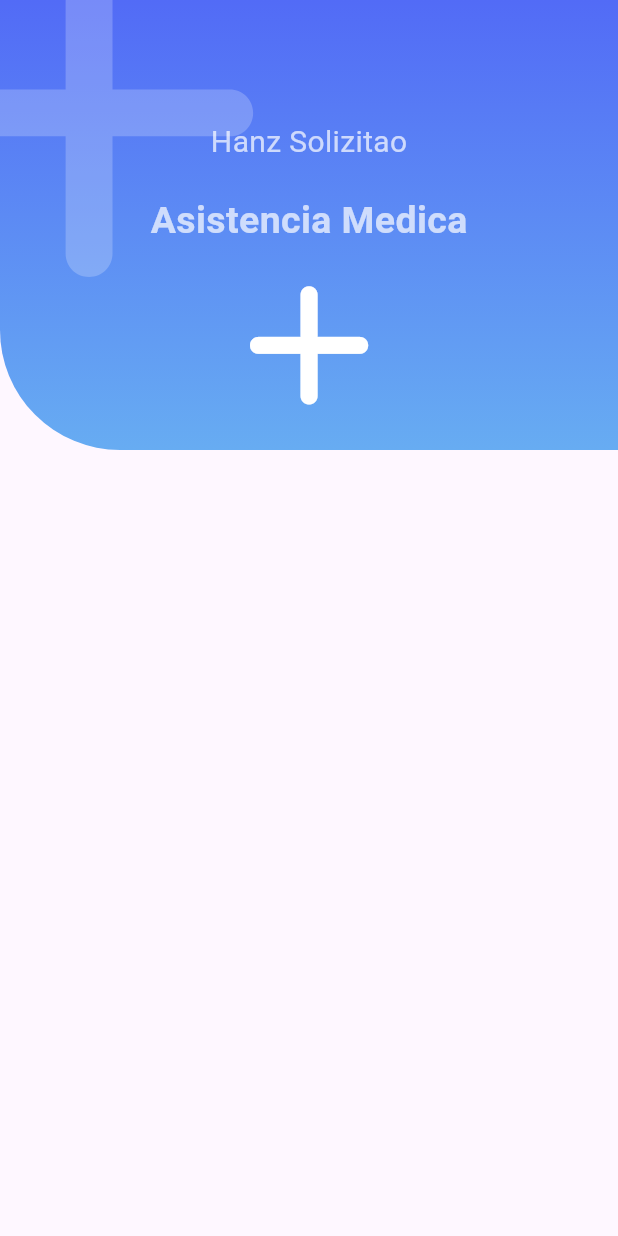
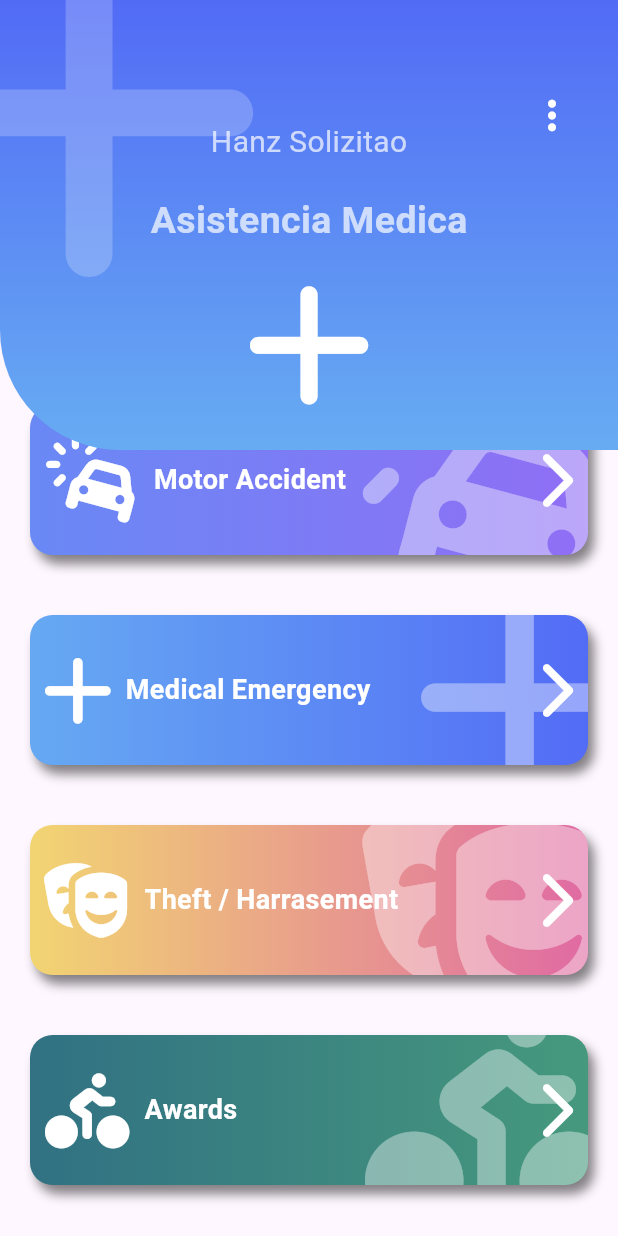
Before and after one commit to rddeveloper2019/prof_design_app, a Flutter app: the EmergencyPage screen opened directly, on a phone screen of 412 x 824 dp. Run offline on Flutter 3.47's test engine with Material 3 defaults, Android fonts, the phone set to English and light mode, and no system bars; our stand-ins replace animate_do, flutter_svg, font_awesome_flutter.

Commit message:
emergency layout complete

```diff
--- a/lib/main.dart
+++ b/lib/main.dart
@@ -6,6 +6,7 @@ import 'package:prof_design_app/src/pages/headers_page.dart';
 import 'package:prof_design_app/src/pages/pinterest_page.dart';
 import 'package:prof_design_app/src/pages/radial_progress_page.dart';
 import 'package:prof_design_app/src/pages/slide_show_page.dart';
+import 'package:prof_design_app/src/pages/slivers_page.dart';
 
 void main() {
   runApp(const MyApp());
@@ -20,7 +21,7 @@ class MyApp extends StatelessWidget {
       debugShowCheckedModeBanner: false,
       title: 'Professional Designs App',
       theme: ThemeData(colorScheme: .fromSeed(seedColor: Colors.deepPurple)),
-      home: EmergencyPage(),
+      home: SliversPage(),
     );
   }
 }
--- /dev/null
+++ b/lib/src/datasources/tomb_buttons.dart
@@ -0,0 +1,174 @@
+import 'package:flutter/material.dart';
+import 'package:font_awesome_flutter/font_awesome_flutter.dart';
+import 'package:prof_design_app/src/widgets/tomb_button.dart';
+
+final tombButtons = <TombButton>[
+  TombButton(
+    onPress: () {},
+    icon: FontAwesomeIcons.carBurst,
+    name: 'Motor Accident',
+    color1: Color(0xff6989F5),
+    color2: Color(0xff906EF5),
+  ),
+  TombButton(
+    onPress: () {},
+    icon: FontAwesomeIcons.plus,
+    name: 'Medical Emergency',
+    color1: Color(0xff66A9F2),
+    color2: Color(0xff536CF6),
+  ),
+  TombButton(
+    onPress: () {},
+    icon: FontAwesomeIcons.masksTheater,
+    name: 'Theft / Harrasement',
+    color1: Color(0xffF2D572),
+    color2: Color(0xffE06AA3),
+  ),
+  TombButton(
+    onPress: () {},
+    icon: FontAwesomeIcons.personBiking,
+    name: 'Awards',
+    color1: Color(0xff317183),
+    color2: Color(0xff46997D),
+  ),
+  TombButton(
+    onPress: () {},
+    icon: FontAwesomeIcons.carBurst,
+    name: 'Motor Accident',
+    color1: Color(0xff6989F5),
+    color2: Color(0xff906EF5),
+  ),
+  TombButton(
+    onPress: () {},
+    icon: FontAwesomeIcons.plus,
+    name: 'Medical Emergency',
+    color1: Color(0xff66A9F2),
+    color2: Color(0xff536CF6),
+  ),
+  TombButton(
+    onPress: () {},
+    icon: FontAwesomeIcons.masksTheater,
+    name: 'Theft / Harrasement',
+    color1: Color(0xffF2D572),
+    color2: Color(0xffE06AA3),
+  ),
+  TombButton(
+    onPress: () {},
+    icon: FontAwesomeIcons.personBiking,
+    name: 'Awards',
+    color1: Color(0xff317183),
+    color2: Color(0xff46997D),
+  ),
+  TombButton(
+    onPress: () {},
+    icon: FontAwesomeIcons.carBurst,
+    name: 'Motor Accident',
+    color1: Color(0xff6989F5),
+    color2: Color(0xff906EF5),
+  ),
+  TombButton(
+    onPress: () {},
+    icon: FontAwesomeIcons.plus,
+    name: 'Medical Emergency',
+    color1: Color(0xff66A9F2),
+    color2: Color(0xff536CF6),
+  ),
+  TombButton(
+    onPress: () {},
+    icon: FontAwesomeIcons.masksTheater,
+    name: 'Theft / Harrasement',
+    color1: Color(0xffF2D572),
+    color2: Color(0xffE06AA3),
+  ),
+  TombButton(
+    onPress: () {},
+    icon: FontAwesomeIcons.personBiking,
+    name: 'Awards',
+    color1: Color(0xff317183),
+    color2: Color(0xff46997D),
+  ),
+  TombButton(
+    onPress: () {},
+    icon: FontAwesomeIcons.carBurst,
+    name: 'Motor Accident',
+    color1: Color(0xff6989F5),
+    color2: Color(0xff906EF5),
+  ),
+  TombButton(
+    onPress: () {},
+    icon: FontAwesomeIcons.plus,
+    name: 'Medical Emergency',
+    color1: Color(0xff66A9F2),
+    color2: Color(0xff536CF6),
+  ),
+  TombButton(
+    onPress: () {},
+    icon: FontAwesomeIcons.masksTheater,
+    name: 'Theft / Harrasement',
+    color1: Color(0xffF2D572),
+    color2: Color(0xffE06AA3),
+  ),
+  TombButton(
+    onPress: () {},
+    icon: FontAwesomeIcons.personBiking,
+    name: 'Awards',
+    color1: Color(0xff317183),
+    color2: Color(0xff46997D),
+  ),
+  TombButton(
+    onPress: () {},
+    icon: FontAwesomeIcons.carBurst,
+    name: 'Motor Accident',
+    color1: Color(0xff6989F5),
+    color2: Color(0xff906EF5),
+  ),
+  TombButton(
+    onPress: () {},
+    icon: FontAwesomeIcons.plus,
+    name: 'Medical Emergency',
+    color1: Color(0xff66A9F2),
+    color2: Color(0xff536CF6),
+  ),
+  TombButton(
+    onPress: () {},
+    icon: FontAwesomeIcons.masksTheater,
+    name: 'Theft / Harrasement',
+    color1: Color(0xffF2D572),
+    color2: Color(0xffE06AA3),
+  ),
+  TombButton(
+    onPress: () {},
+    icon: FontAwesomeIcons.personBiking,
+    name: 'Awards',
+    color1: Color(0xff317183),
+    color2: Color(0xff46997D),
+  ),
+  TombButton(
+    onPress: () {},
+    icon: FontAwesomeIcons.carBurst,
+    name: 'Motor Accident',
+    color1: Color(0xff6989F5),
+    color2: Color(0xff906EF5),
+  ),
+  TombButton(
+    onPress: () {},
+    icon: FontAwesomeIcons.plus,
+    name: 'Medical Emergency',
+    color1: Color(0xff66A9F2),
+    color2: Color(0xff536CF6),
+  ),
+  TombButton(
+    onPress: () {},
+    icon: FontAwesomeIcons.masksTheater,
+    name: 'Theft / Harrasement',
+    color1: Color(0xffF2D572),
+    color2: Color(0xffE06AA3),
+  ),
+  TombButton(
+    onPress: () {},
+    icon: FontAwesomeIcons.personBiking,
+    name: 'Awards',
+    color1: Color(0xff317183),
+    color2: Color(0xff46997D),
+  ),
+];
--- a/lib/src/pages/emergency_page.dart
+++ b/lib/src/pages/emergency_page.dart
@@ -1,11 +1,27 @@
 import 'package:flutter/material.dart';
+import 'package:font_awesome_flutter/font_awesome_flutter.dart';
+import 'package:prof_design_app/src/datasources/tomb_buttons.dart';
 import 'package:prof_design_app/src/widgets/icon_header.dart';
+import 'package:prof_design_app/src/widgets/tomb_button.dart';
 
 class EmergencyPage extends StatelessWidget {
   const EmergencyPage({super.key});
 
   @override
   Widget build(BuildContext context) {
-    return Scaffold(body: IconHeader());
+    return Scaffold(
+      body: Stack(
+        children: [
+          Container(
+            margin: EdgeInsets.only(top: 250),
+            child: ListView(
+              physics: BouncingScrollPhysics(),
+              children: tombButtons,
+            ),
+          ),
+          IconHeader(),
+        ],
+      ),
+    );
   }
 }
--- a/lib/src/widgets/icon_header.dart
+++ b/lib/src/widgets/icon_header.dart
@@ -42,6 +42,19 @@ class IconHeader extends StatelessWidget {
             FaIcon(FontAwesomeIcons.plus, size: 90, color: Colors.white),
           ],
         ),
+        Positioned(
+          right: 0,
+          top: 50,
+          child: RawMaterialButton(
+            onPressed: () {},
+            shape: CircleBorder(),
+            padding: EdgeInsets.all(15),
+            child: FaIcon(
+              FontAwesomeIcons.ellipsisVertical,
+              color: Colors.white,
+            ),
+          ),
+        ),
       ],
     );
   }
--- /dev/null
+++ b/lib/src/widgets/tomb_button.dart
@@ -0,0 +1,109 @@
+import 'package:animate_do/animate_do.dart';
+import 'package:flutter/material.dart';
+import 'package:font_awesome_flutter/font_awesome_flutter.dart';
+
+class TombButton extends StatelessWidget {
+  final FaIconData icon;
+  final String name;
+  final Color color1;
+  final Color color2;
+  final void Function()? onPress;
+  const TombButton({
+    super.key,
+    required this.icon,
+    required this.name,
+    required this.color1,
+    required this.color2,
+    this.onPress,
+  });
+
+  @override
+  Widget build(BuildContext context) {
+    return InkWell(
+      onTap: onPress,
+      child: FadeInLeft(
+        duration: Duration(milliseconds: 250),
+        child: Stack(
+          children: [
+            _TombButtonBackGround(icon: icon, color1: color1, color2: color2),
+
+            Row(
+              crossAxisAlignment: CrossAxisAlignment.center,
+              mainAxisAlignment: MainAxisAlignment.center,
+              mainAxisSize: MainAxisSize.min,
+              children: [
+                SizedBox(height: 140, width: 30),
+                FaIcon(icon, color: Colors.white, size: 50),
+                SizedBox(height: 140, width: 10),
+                Text(
+                  name,
+                  style: TextStyle(
+                    color: Colors.white,
+                    fontSize: 18,
+                    fontWeight: FontWeight.bold,
+                  ),
+                ),
+                Spacer(),
+                FaIcon(
+                  FontAwesomeIcons.chevronRight,
+                  color: Colors.white,
+                  size: 40,
+                ),
+                SizedBox(height: 140, width: 30),
+              ],
+            ),
+          ],
+        ),
+      ),
+    );
+  }
+}
+
+class _TombButtonBackGround extends StatelessWidget {
+  final FaIconData icon;
+  final Color color1;
+  final Color color2;
+  const _TombButtonBackGround({
+    super.key,
+    required this.icon,
+    required this.color1,
+    required this.color2,
+  });
+
+  @override
+  Widget build(BuildContext context) {
+    return Container(
+      width: double.infinity,
+      height: 100,
+      margin: EdgeInsets.all(20),
+      decoration: BoxDecoration(
+        color: Colors.red,
+        borderRadius: BorderRadius.circular(15),
+        boxShadow: [
+          BoxShadow(
+            color: Colors.black.withAlpha(125),
+            offset: Offset(4, 6),
+            blurRadius: 6,
+          ),
+        ],
+        gradient: LinearGradient(colors: [color1, color2]),
+      ),
+      child: ClipRRect(
+        borderRadius: BorderRadius.circular(15),
+        child: Stack(
+          children: [
+            Positioned(
+              right: -20,
+              top: -20,
+              child: FaIcon(
+                icon,
+                color: Colors.white.withAlpha(100),
+                size: 150,
+              ),
+            ),
+          ],
+        ),
+      ),
+    );
+  }
+}
--- a/pubspec.yaml
+++ b/pubspec.yaml
@@ -37,6 +37,8 @@ dependencies:
   flutter_svg: ^2.3.0
   flutter_staggered_grid_view: 0.4.1
   font_awesome_flutter: ^11.0.0
+  animate_do: ^5.1.0
+  assets_audio_player: ^3.1.1
 
 dev_dependencies:
   flutter_test:
```
Also changed, not shown: pubspec.lock, 9 other files.
